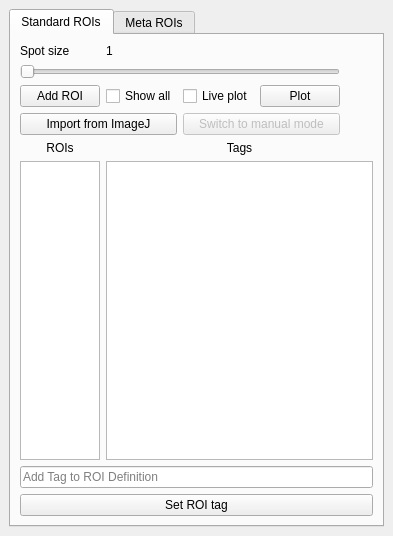
kushalkolar/MESmerize, file mesmerize/viewer/modules/ui_files/roi_manager_pytemplate.ui: the form before one commit.
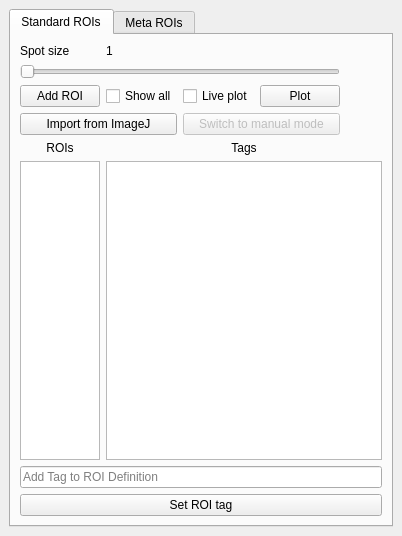
The form after the commit. Custom widgets are drawn as their Qt base class.

Patch:
```diff
--- a/mesmerize/viewer/modules/ui_files/roi_manager_pytemplate.ui
+++ b/mesmerize/viewer/modules/ui_files/roi_manager_pytemplate.ui
@@ -6,13 +6,13 @@
    <rect>
     <x>0</x>
     <y>0</y>
-    <width>393</width>
+    <width>402</width>
     <height>536</height>
    </rect>
   </property>
   <property name="minimumSize">
    <size>
-    <width>393</width>
+    <width>402</width>
     <height>412</height>
    </size>
   </property>
```
Left out of the diff: 14 changed lines with no effect on the pictures.
